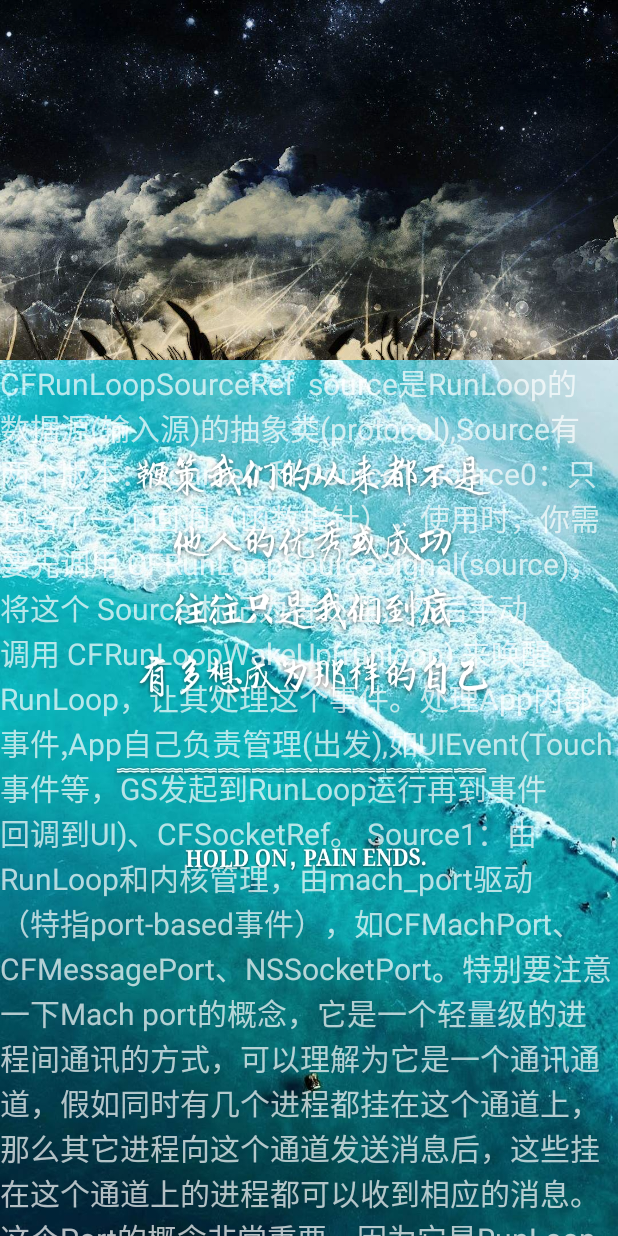
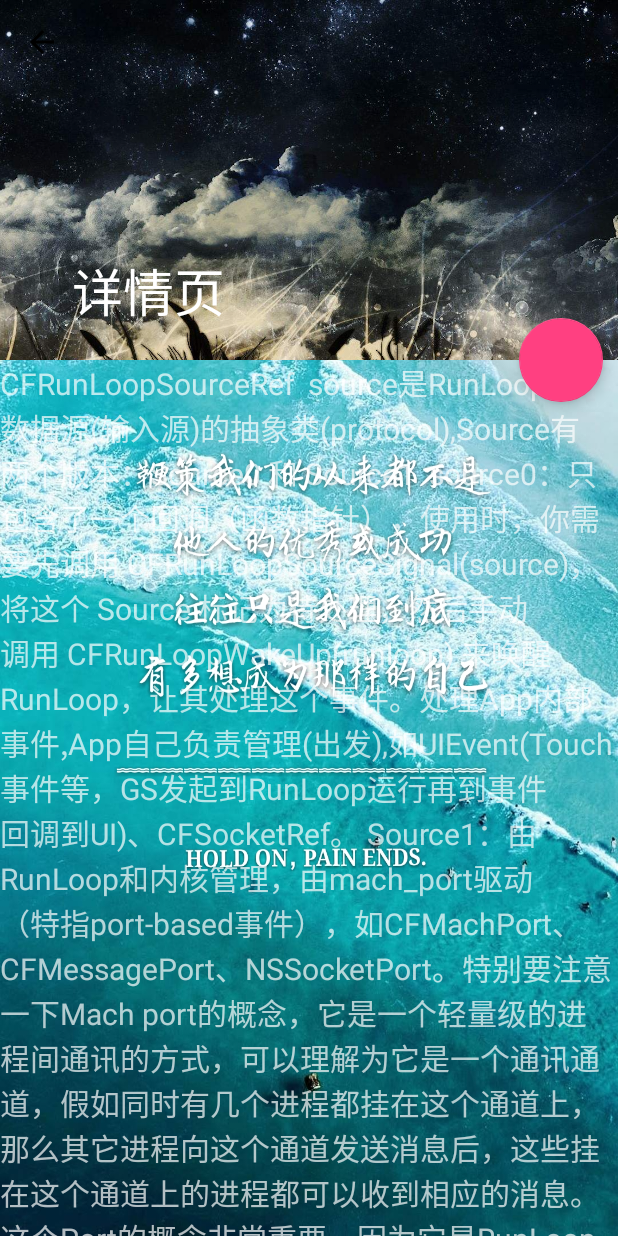
Before and after one commit to ClodWinter/CloseEye, an Android app: the MovieDetailActivity screen opened directly, with no data from a screen before it, on a phone screen of 412 x 824 dp. Run offline under Robolectric (Android 15) with nearby library versions, the light colour scheme and no system bars; libraries missing offline, so code that uses them is left out: .

Commit message:
电影详情
电影详情

```diff
--- a/app/src/main/java/cn/lizhiyu/closeeye/activity/MovieDetailActivity.java
+++ b/app/src/main/java/cn/lizhiyu/closeeye/activity/MovieDetailActivity.java
@@ -1,15 +1,52 @@
 package cn.lizhiyu.closeeye.activity;
 
+import android.graphics.Color;
+import android.os.Build;
 import android.support.v7.app.AppCompatActivity;
 import android.os.Bundle;
+import android.view.View;
+import android.view.Window;
+import android.view.WindowManager;
+import android.widget.Toolbar;
 
 import cn.lizhiyu.closeeye.R;
 
 public class MovieDetailActivity extends AppCompatActivity {
 
     @Override
-    protected void onCreate(Bundle savedInstanceState) {
+    protected void onCreate(Bundle savedInstanceState)
+    {
         super.onCreate(savedInstanceState);
+
+        this.requestWindowFeature(Window.FEATURE_NO_TITLE);
+
+        //设置状态栏为透明
+        if(Build.VERSION.SDK_INT >= Build.VERSION_CODES.LOLLIPOP) {
+            Window window = getWindow();
+            window.clearFlags(WindowManager.LayoutParams.FLAG_TRANSLUCENT_STATUS
+                    | WindowManager.LayoutParams.FLAG_TRANSLUCENT_NAVIGATION);
+            window.getDecorView().setSystemUiVisibility(View.SYSTEM_UI_FLAG_LAYOUT_FULLSCREEN
+                    | View.SYSTEM_UI_FLAG_LAYOUT_HIDE_NAVIGATION
+                    | View.SYSTEM_UI_FLAG_LAYOUT_STABLE);
+            window.addFlags(WindowManager.LayoutParams.FLAG_DRAWS_SYSTEM_BAR_BACKGROUNDS);
+            window.setStatusBarColor(Color.TRANSPARENT);
+            window.setNavigationBarColor(Color.TRANSPARENT);
+        }
+
         setContentView(R.layout.activity_movie_detail);
+
+        createView();
+
+    }
+
+    public void createView()
+    {
+        android.support.v7.widget.Toolbar toolbar = (android.support.v7.widget.Toolbar)findViewById(R.id.moviedetail_toolbar);
+
+        toolbar.setTitle("详情页");
+
+        toolbar.setNavigationIcon(R.drawable.back);
+
+        setSupportActionBar(toolbar);
     }
 }
--- a/app/src/main/res/layout/activity_movie_detail.xml
+++ b/app/src/main/res/layout/activity_movie_detail.xml
@@ -1,18 +1,16 @@
 <?xml version="1.0" encoding="utf-8"?>
-<RelativeLayout xmlns:android="http://schemas.android.com/apk/res/android"
+<android.support.design.widget.CoordinatorLayout xmlns:android="http://schemas.android.com/apk/res/android"
     xmlns:app="http://schemas.android.com/apk/res-auto"
     xmlns:tools="http://schemas.android.com/tools"
     android:layout_width="match_parent"
     android:layout_height="match_parent"
-    tools:context=".activity.MovieDetailActivity">
+    >
 
-    <android.support.design.widget.CoordinatorLayout
-        android:layout_width="match_parent"
-        android:layout_height="match_parent">
 
     <android.support.design.widget.AppBarLayout
         android:layout_width="match_parent"
         android:layout_height="240dp"
+        android:id="@+id/moviedetail_appbar"
         android:background="@color/red">
 
         <android.support.design.widget.CollapsingToolbarLayout
@@ -56,7 +54,7 @@
         <TextView
             android:layout_width="match_parent"
             android:layout_height="wrap_content"
-                android:textSize="20sp"
+            android:textSize="20dp"
             android:text="CFRunLoopSourceRef
 
 source是RunLoop的数据源(输入源)的抽象类(protocol),Source有两个版本：Source0 和 Source1
@@ -71,6 +69,12 @@ CFRunLoopObserverRef 是观察者，每个 Observer 都包含了一个回调（
 
     </android.support.v4.widget.NestedScrollView>
 
+    <android.support.design.widget.FloatingActionButton
+        android:layout_width="wrap_content"
+        android:layout_height="wrap_content"
+        android:layout_marginRight="10dp"
+        app:layout_anchor="@id/moviedetail_appbar"
+        app:layout_anchorGravity="end|bottom|right" />
+
+
 </android.support.design.widget.CoordinatorLayout>
-
-</RelativeLayout>
--- a/build.gradle
+++ b/build.gradle
@@ -9,7 +9,7 @@ buildscript {
         google()
     }
     dependencies {
-        classpath 'com.android.tools.build:gradle:3.1.2'
+        classpath 'com.android.tools.build:gradle:3.1.3'
         classpath 'com.mob.sdk:MobSDK:+'
         // NOTE: Do not place your application dependencies here; they belong
         // in the individual module build.gradle files
```
Lines whose indentation alone changed are shown as unchanged.
